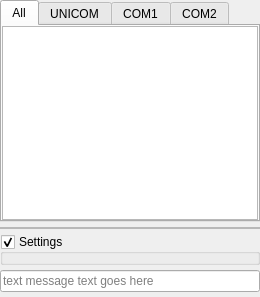
Before: the Qt Designer form src/blackgui/components/textmessagecomponent.ui in swift-project/pilotclient, drawn with Qt 5.
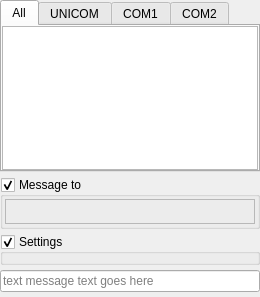
After: the same form once the commit is applied. Custom widgets are drawn as their Qt base class.

Commit message: Ref T438, allow to collapse "Message to" button area and disable icons

```diff
--- a/src/blackgui/components/textmessagecomponent.ui
+++ b/src/blackgui/components/textmessagecomponent.ui
@@ -222,13 +222,43 @@
     </widget>
    </item>
    <item>
+    <widget class="QGroupBox" name="gb_MessageTo">
+     <property name="title">
+      <string>Message to</string>
+     </property>
+     <property name="checkable">
+      <bool>true</bool>
+     </property>
+     <layout class="QHBoxLayout" name="hl_MessageTo">
+      <property name="leftMargin">
+       <number>2</number>
+      </property>
+      <property name="topMargin">
+       <number>2</number>
+      </property>
+      <property name="rightMargin">
+       <number>2</number>
+      </property>
+      <property name="bottomMargin">
+       <number>2</number>
+      </property>
+      <item>
     <widget class="BlackGui::Components::CAtcButtonComponent" name="comp_AtcStations">
+        <property name="minimumSize">
+         <size>
+          <width>0</width>
+          <height>25</height>
+         </size>
+        </property>
      <property name="frameShape">
       <enum>QFrame::StyledPanel</enum>
      </property>
      <property name="frameShadow">
       <enum>QFrame::Raised</enum>
      </property>
+       </widget>
+      </item>
+     </layout>
     </widget>
    </item>
    <item>
```
Lines whose indentation alone changed are shown as unchanged. The commit also changes 4 other files.
